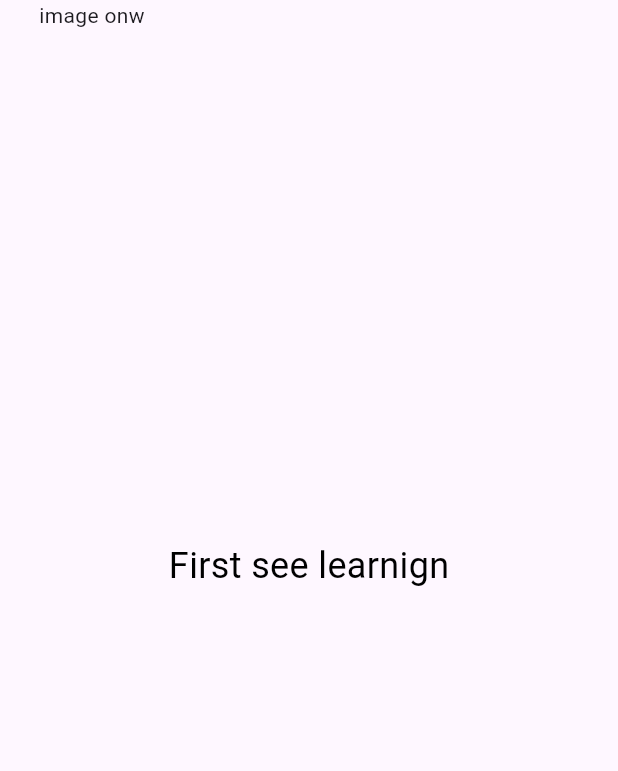
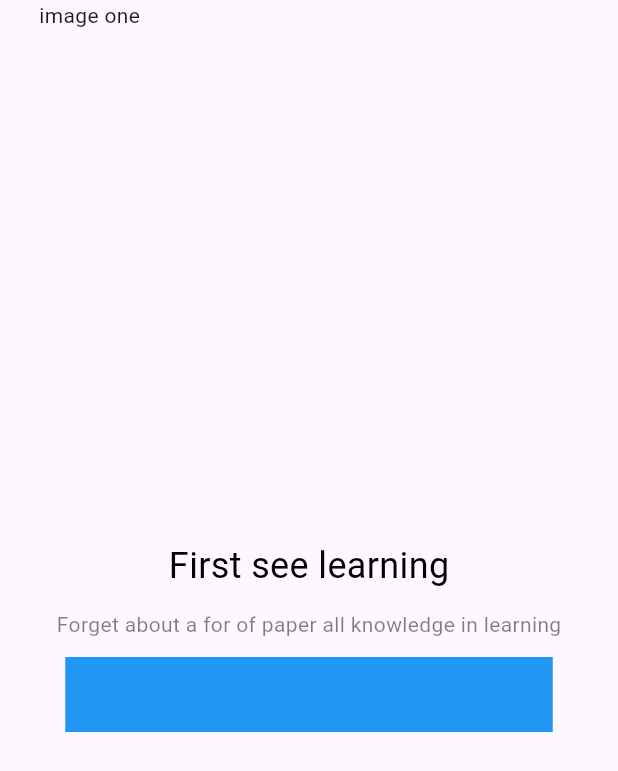
Before and after one commit to MostakAhmedShahad/online_class, a Flutter app: the screen it shows after launch, on a phone screen of 412 x 824 dp. Shown: the top 771 px of the screen. Run offline on Flutter 3.47's test engine with Material 3 defaults, Android fonts, the phone set to English and light mode, and no system bars; our stand-ins replace flutter_screenutil.

Commit message:
list_of_container

```diff
--- a/lib/pages/welcome/welcome.dart
+++ b/lib/pages/welcome/welcome.dart
@@ -22,33 +22,44 @@ class _WelcomeState extends State<Welcome> {
               PageView(
                 children: [
                   Column(
-
                     children: [
                       SizedBox(
                         height: 360,
                         width: 360,
-                      child: Text('image onw'),
+                        child: Text('image one'),
                       ),
-
                       Container(
-                      child: Text('First see learnign',style: TextStyle(
+                        child: Text(
+                          'First see learning',
+                          style: TextStyle(
                               color: Colors.black,
                               fontSize: 24,
-                        fontWeight: FontWeight.normal
-                      ),),
+                              fontWeight: FontWeight.normal),
+                        ),
+                      ),
+                      Container(
+                        padding: EdgeInsets.all(12),
+                        child: Text(
+                          'Forget about a for of paper all knowledge in learning',
+                          style: TextStyle(
+                              color: Colors.black.withOpacity(0.5),
+                              fontSize: 14,
+                              fontWeight: FontWeight.normal),
+                        ),
+                      ),
+                      Container(
+                        padding: EdgeInsets.all(12),
+                        height: 50,
+                        width: 325,
+                        decoration: BoxDecoration(color: Colors.blue),
                       )
-
                     ],
-
                   )
-
-
                 ],
               )
             ],
           ),
         ),
-
       ),
     );
   }
```
Lines whose indentation alone changed are shown as unchanged.
